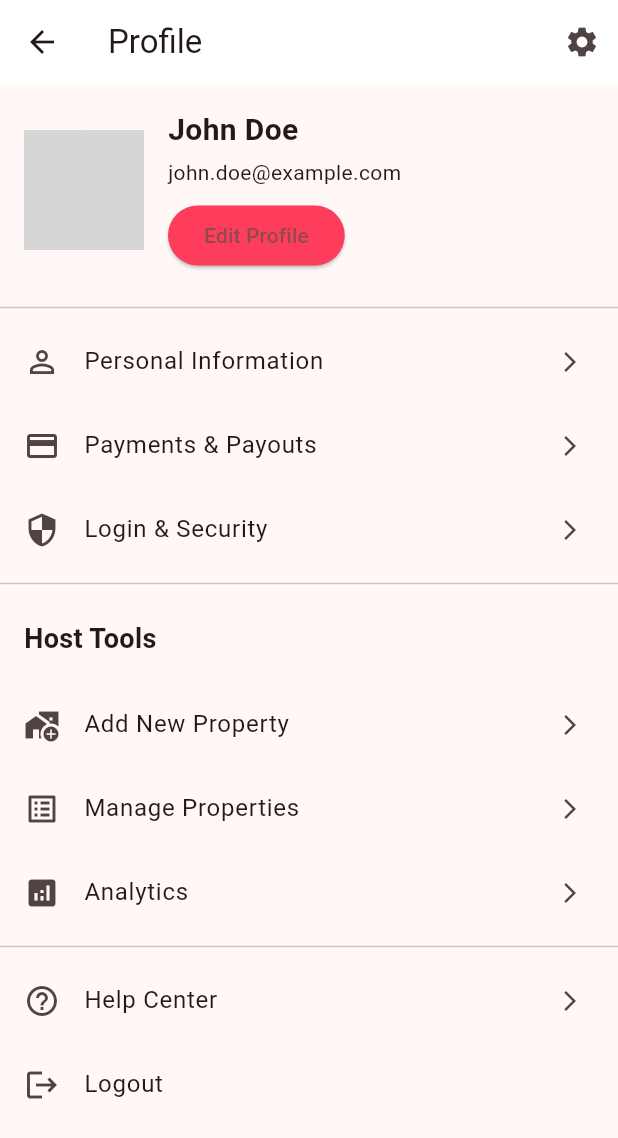
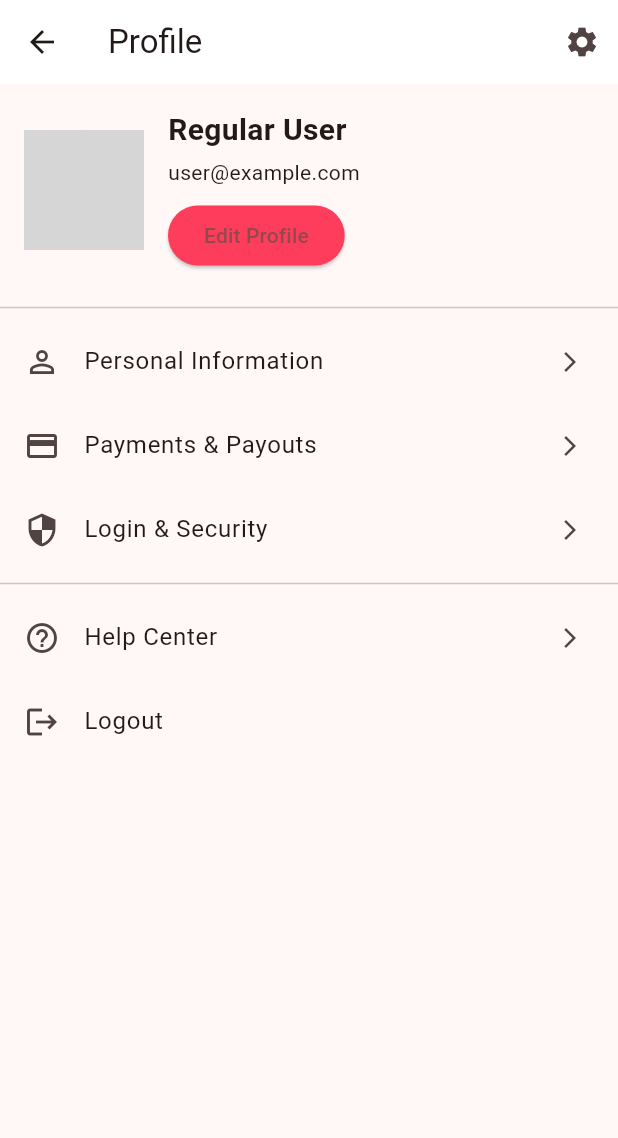
Before and after one commit to dragosdragos935/Aplicatie_Airbnb, a Flutter app: the ProfileTab screen opened directly, on a phone screen of 412 x 824 dp. Shown: the top 1138 px of the screen. Run offline on Flutter 3.47's test engine with Material 3 defaults, Android fonts, the phone set to English and light mode, and no system bars; our stand-ins replace google_maps_flutter; network calls fail; grey boxes are pictures that could not be loaded.

Commit message:
Front-End Updates

```diff
--- a/lib/main.dart
+++ b/lib/main.dart
@@ -4,8 +4,11 @@ import 'screens/welcome/welcome_screen.dart';
 import 'screens/auth/login_screen.dart';
 import 'screens/auth/signup_screen.dart';
 import 'screens/main/main_screen.dart';
+import 'screens/admin/add_property_screen.dart';
+import 'screens/admin/add_trip_screen.dart';
 import 'providers/auth_provider.dart';
 import 'providers/property_provider.dart';
+import 'providers/trip_provider.dart';
 
 void main() {
   runApp(const MyApp());
@@ -20,6 +23,7 @@ class MyApp extends StatelessWidget {
       providers: [
         ChangeNotifierProvider(create: (_) => AuthProvider()),
         ChangeNotifierProvider(create: (_) => PropertyProvider()),
+        ChangeNotifierProvider(create: (_) => TripProvider()),
       ],
       child: MaterialApp(
         title: 'Airbnb Clone',
@@ -36,6 +40,8 @@ class MyApp extends StatelessWidget {
           '/login': (context) => const LoginScreen(),
           '/signup': (context) => const SignupScreen(),
           '/main': (context) => const MainScreen(),
+          '/add-property': (context) => const AddPropertyScreen(),
+          '/add-trip': (context) => const AddTripScreen(),
         },
       ),
     );
--- a/lib/models/property.dart
+++ b/lib/models/property.dart
@@ -1,10 +1,15 @@
 class Property {
   final String id;
   final String name;
+  final String description;
   final String location;
   final double price;
+  final String imageUrl;
+  final int bedrooms;
+  final int bathrooms;
+  final int maxGuests;
   final double rating;
-  final String imageUrl;
+  final int reviews;
   final double latitude;
   final double longitude;
   bool isSaved;
@@ -12,12 +17,17 @@ class Property {
   Property({
     required this.id,
     required this.name,
+    required this.description,
     required this.location,
     required this.price,
+    required this.imageUrl,
+    required this.bedrooms,
+    required this.bathrooms,
+    required this.maxGuests,
     required this.rating,
-    required this.imageUrl,
-    required this.latitude,
-    required this.longitude,
+    required this.reviews,
+    this.latitude = 0,
+    this.longitude = 0,
     this.isSaved = false,
   });
 }
--- a/lib/providers/auth_provider.dart
+++ b/lib/providers/auth_provider.dart
@@ -8,7 +8,7 @@ class AuthProvider with ChangeNotifier {
   bool get isAdmin => _isAdmin;
 
   Future<bool> login(String email, String password) async {
-    if (email == 'admin' && password == 'admin') {
+    if (email == 'admin@admin.com' && password == 'admin') {
       _isAuthenticated = true;
       _isAdmin = true;
       notifyListeners();
--- a/lib/providers/property_provider.dart
+++ b/lib/providers/property_provider.dart
@@ -6,50 +6,75 @@ class PropertyProvider with ChangeNotifier {
     Property(
       id: '1',
       name: 'Luxury Villa with Pool',
+      description: 'Beautiful villa with a private pool and garden',
       location: 'Bali, Indonesia',
       price: 250,
       rating: 4.8,
+      reviews: 124,
       imageUrl: 'https://picsum.photos/400/300?random=1',
+      bedrooms: 3,
+      bathrooms: 2,
+      maxGuests: 6,
       latitude: -8.409518,
       longitude: 115.188919,
     ),
     Property(
       id: '2',
       name: 'Modern City Apartment',
+      description: 'Stylish apartment in the heart of the city',
       location: 'New York, USA',
       price: 180,
       rating: 4.6,
+      reviews: 89,
       imageUrl: 'https://picsum.photos/400/300?random=2',
+      bedrooms: 2,
+      bathrooms: 1,
+      maxGuests: 4,
       latitude: 40.7128,
       longitude: -74.0060,
     ),
     Property(
       id: '3',
       name: 'Beach House',
+      description: 'Stunning beachfront property with ocean views',
       location: 'Miami, USA',
       price: 300,
       rating: 4.9,
+      reviews: 156,
       imageUrl: 'https://picsum.photos/400/300?random=3',
+      bedrooms: 4,
+      bathrooms: 3,
+      maxGuests: 8,
       latitude: 25.7617,
       longitude: -80.1918,
     ),
     Property(
       id: '4',
       name: 'Mountain Cabin',
+      description: 'Cozy cabin with breathtaking mountain views',
       location: 'Swiss Alps',
       price: 200,
       rating: 4.7,
+      reviews: 78,
       imageUrl: 'https://picsum.photos/400/300?random=4',
+      bedrooms: 2,
+      bathrooms: 1,
+      maxGuests: 4,
       latitude: 46.8182,
       longitude: 8.2275,
     ),
     Property(
       id: '5',
       name: 'Historic Downtown Loft',
+      description: 'Charming loft in a historic building',
       location: 'Paris, France',
       price: 220,
       rating: 4.5,
+      reviews: 92,
       imageUrl: 'https://picsum.photos/400/300?random=5',
+      bedrooms: 1,
+      bathrooms: 1,
+      maxGuests: 2,
       latitude: 48.8566,
       longitude: 2.3522,
     ),
@@ -65,4 +90,9 @@ class PropertyProvider with ChangeNotifier {
       notifyListeners();
     }
   }
+
+  void addProperty(Property property) {
+    _properties.add(property);
+    notifyListeners();
+  }
 }
--- a/lib/screens/main/tabs/profile_tab.dart
+++ b/lib/screens/main/tabs/profile_tab.dart
@@ -1,10 +1,14 @@
 import 'package:flutter/material.dart';
+import 'package:provider/provider.dart';
+import '../../../providers/auth_provider.dart';
 
 class ProfileTab extends StatelessWidget {
   const ProfileTab({super.key});
 
   @override
   Widget build(BuildContext context) {
+    final authProvider = Provider.of<AuthProvider>(context);
+
     return Scaffold(
       appBar: AppBar(
         title: const Text('Profile'),
@@ -33,18 +37,19 @@ class ProfileTab extends StatelessWidget {
                   ),
                 ),
                 const SizedBox(width: 16),
-                Column(
+                Expanded(
+                  child: Column(
                     crossAxisAlignment: CrossAxisAlignment.start,
                     children: [
-                    const Text(
-                      'John Doe',
-                      style: TextStyle(
+                      Text(
+                        authProvider.isAdmin ? 'Admin User' : 'Regular User',
+                        style: const TextStyle(
                           fontSize: 20,
                           fontWeight: FontWeight.bold,
                         ),
                       ),
                       const SizedBox(height: 4),
-                    const Text('john.doe@example.com'),
+                      Text(authProvider.isAdmin ? 'admin@admin.com' : 'user@example.com'),
                       const SizedBox(height: 8),
                       ElevatedButton(
                         onPressed: () {
@@ -56,6 +61,7 @@ class ProfileTab extends StatelessWidget {
                         child: const Text('Edit Profile'),
                       ),
                     ],
+                  ),
                 ),
               ],
             ),
@@ -87,7 +93,8 @@ class ProfileTab extends StatelessWidget {
             },
           ),
           const Divider(),
-          // Admin Section
+          // Admin Section - Only visible for admin users
+          if (authProvider.isAdmin) ...[
             const Padding(
               padding: EdgeInsets.all(16),
               child: Text(
@@ -103,7 +110,7 @@ class ProfileTab extends StatelessWidget {
               title: const Text('Add New Property'),
               trailing: const Icon(Icons.arrow_forward_ios, size: 16),
               onTap: () {
-              // TODO: Navigate to add property
+                Navigator.pushNamed(context, '/add-property');
               },
             ),
             ListTile(
@@ -111,7 +118,15 @@ class ProfileTab extends StatelessWidget {
               title: const Text('Manage Properties'),
               trailing: const Icon(Icons.arrow_forward_ios, size: 16),
               onTap: () {
-              // TODO: Navigate to manage properties
+                Navigator.pushNamed(context, '/manage-properties');
+              },
+            ),
+            ListTile(
+              leading: const Icon(Icons.add_card),
+              title: const Text('Add New Trip'),
+              trailing: const Icon(Icons.arrow_forward_ios, size: 16),
+              onTap: () {
+                Navigator.pushNamed(context, '/add-trip');
               },
             ),
             ListTile(
@@ -119,10 +134,11 @@ class ProfileTab extends StatelessWidget {
               title: const Text('Analytics'),
               trailing: const Icon(Icons.arrow_forward_ios, size: 16),
               onTap: () {
-              // TODO: Navigate to analytics
+                Navigator.pushNamed(context, '/analytics');
               },
             ),
             const Divider(),
+          ],
           // Support Section
           ListTile(
             leading: const Icon(Icons.help_outline),
@@ -136,7 +152,8 @@ class ProfileTab extends StatelessWidget {
             leading: const Icon(Icons.logout),
             title: const Text('Logout'),
             onTap: () {
-              // TODO: Implement logout
+              authProvider.logout();
+              Navigator.of(context).pushNamedAndRemoveUntil('/login', (route) => false);
             },
           ),
         ],
```
Also changed, not shown: lib/screens/admin/add_property_screen.dart (added, +256 -0 lines), lib/screens/admin/add_trip_screen.dart (added, +234 -0 lines), lib/screens/auth/login_screen.dart (+40 -9 lines). Lines whose indentation alone changed are shown as unchanged.
